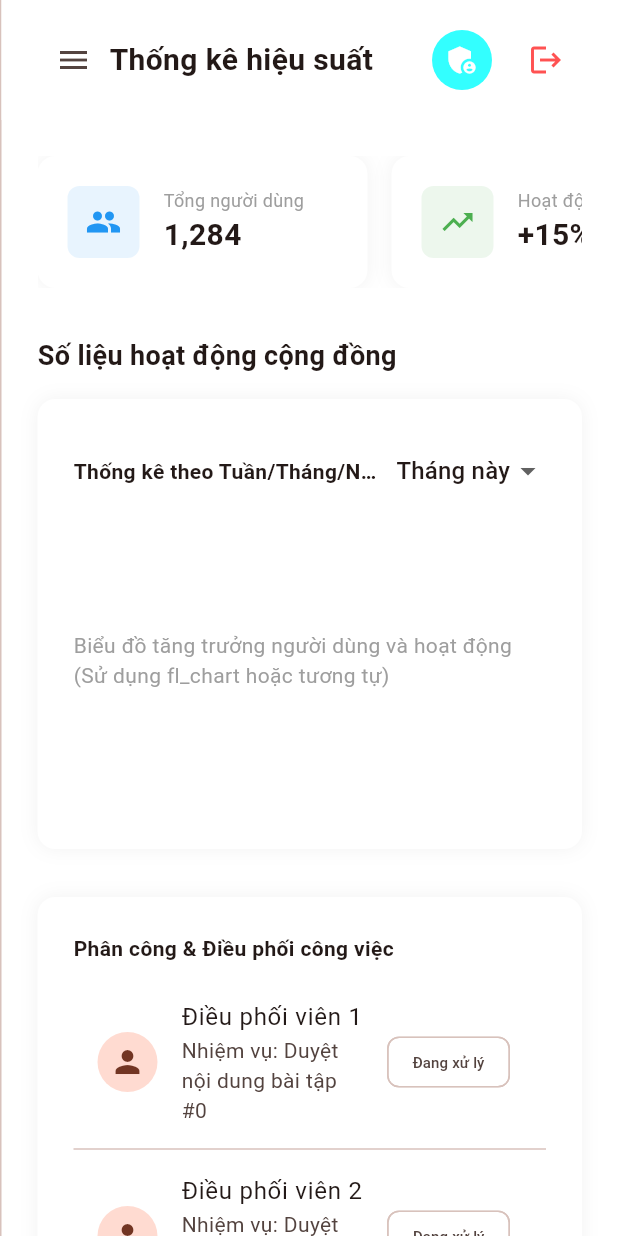
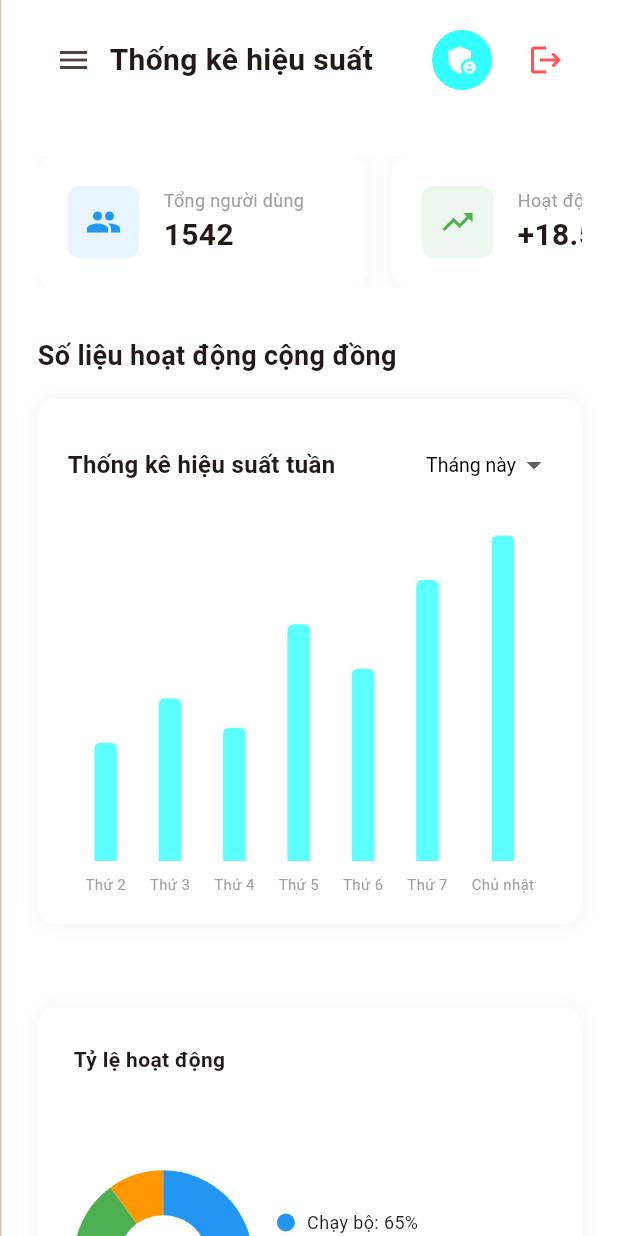
Before and after one commit to TungDuongTB/RunVix, a Flutter app: the AdminDashboardScreen screen opened by its route, after a tap on the "menu" icon, after a tap on the "logout" icon, on a phone screen of 412 x 824 dp. Run offline on Flutter 3.47's test engine with Material 3 defaults, Android fonts, the phone set to English and light mode, and no system bars; our stand-ins replace cloud_firestore, firebase_auth, firebase_core, flutter_dotenv, geolocator, get and 3 more; missing offline and left inert: extension_google_sign_in_as_googleapis_auth, flutter_polyline_points, googleapis; accounts and stored records are empty; network calls fail.

Commit message:
fix admin

```diff
--- /dev/null
+++ b/lib/Data/Controller/admin_controller.dart
@@ -0,0 +1,29 @@
+import 'package:get/get.dart';
+import '../Model/admin_stats_model.dart';
+import '../Repository/admin_repository.dart';
+
+class AdminController extends GetxController {
+  static AdminController get instance => Get.find();
+
+  final _repository = AdminRepository();
+  final isLoading = false.obs;
+  final stats = Rxn<AdminStatsModel>();
+
+  @override
+  void onInit() {
+    super.onInit();
+    fetchAdminStats();
+  }
+
+  Future<void> fetchAdminStats() async {
+    try {
+      isLoading.value = true;
+      final data = await _repository.getAdminStats();
+      stats.value = data;
+    } catch (e) {
+      Get.snackbar("Lỗi", "Không thể tải số liệu thống kê: $e");
+    } finally {
+      isLoading.value = false;
+    }
+  }
+}
--- /dev/null
+++ b/lib/Data/Model/admin_stats_model.dart
@@ -0,0 +1,37 @@
+class AdminStatsModel {
+  final int totalUsers;
+  final String activityGrowth;
+  final int activeChallenges;
+  final int violationReports;
+  final List<ChartData> performanceData;
+  final List<CoordinationTask> recentActivities;
+  final Map<String, double> activityDistribution;
+
+  AdminStatsModel({
+    required this.totalUsers,
+    required this.activityGrowth,
+    required this.activeChallenges,
+    required this.violationReports,
+    required this.performanceData,
+    required this.recentActivities,
+    required this.activityDistribution,
+  });
+}
+
+class ChartData {
+  final String label;
+  final double value;
+  ChartData(this.label, this.value);
+}
+
+class CoordinationTask {
+  final String coordinatorName;
+  final String taskName;
+  final String status;
+
+  CoordinationTask({
+    required this.coordinatorName,
+    required this.taskName,
+    required this.status,
+  });
+}
--- /dev/null
+++ b/lib/Data/Repository/admin_repository.dart
@@ -0,0 +1,35 @@
+import '../Model/admin_stats_model.dart';
+
+class AdminRepository {
+  Future<AdminStatsModel> getAdminStats() async {
+    // Giả lập độ trễ mạng
+    await Future.delayed(const Duration(milliseconds: 800));
+
+    return AdminStatsModel(
+      totalUsers: 1542,
+      activityGrowth: "+18.5%",
+      activeChallenges: 24,
+      violationReports: 5,
+      performanceData: [
+        ChartData("Thứ 2", 40),
+        ChartData("Thứ 3", 55),
+        ChartData("Thứ 4", 45),
+        ChartData("Thứ 5", 80),
+        ChartData("Thứ 6", 65),
+        ChartData("Thứ 7", 95),
+        ChartData("Chủ nhật", 110),
+      ],
+      recentActivities: [
+        CoordinationTask(coordinatorName: "Lê Quốc Anh", taskName: "Duyệt thử thách 'Hà Nội Run'", status: "Hoàn thành"),
+        CoordinationTask(coordinatorName: "Phạm Hải Yến", taskName: "Xử lý báo cáo bài viết #882", status: "Đang xử lý"),
+        CoordinationTask(coordinatorName: "Trần Minh Nam", taskName: "Kiểm tra tuyến đường Hồ Tây", status: "Đang xử lý"),
+        CoordinationTask(coordinatorName: "Admin Hệ thống", taskName: "Bảo trì dữ liệu tháng 10", status: "Hoàn thành"),
+      ],
+      activityDistribution: {
+        "Chạy bộ": 0.65,
+        "Đạp xe": 0.25,
+        "Đi bộ": 0.1,
+      },
+    );
+  }
+}
--- a/lib/Pages/Admin/admin_stats_panel.dart
+++ b/lib/Pages/Admin/admin_stats_panel.dart
@@ -1,4 +1,5 @@
-import 'package:flutter/material.dart';
+
+import 'dart:math' as math;
 import 'package:runvix/export.dart';
 
 class AdminStatsPanel extends StatelessWidget {
@@ -6,12 +7,27 @@ class AdminStatsPanel extends StatelessWidget {
 
   @override
   Widget build(BuildContext context) {
-    return SingleChildScrollView(
+    final controller = Get.put(AdminController());
+
+    return Obx(() {
+      if (controller.isLoading.value) {
+        return const Center(child: CircularProgressIndicator());
+      }
+
+      final stats = controller.stats.value;
+      if (stats == null) {
+        return const Center(child: Text("Không có dữ liệu"));
+      }
+
+      return RefreshIndicator(
+        onRefresh: () => controller.fetchAdminStats(),
+        child: SingleChildScrollView(
           padding: const EdgeInsets.all(24.0),
+          physics: const AlwaysScrollableScrollPhysics(),
           child: Column(
             crossAxisAlignment: CrossAxisAlignment.start,
             children: [
-          _buildSummaryCards(context),
+              _buildSummaryCards(context, stats),
               const SizedBox(height: 32),
               const Text(
                 "Số liệu hoạt động cộng đồng",
@@ -19,41 +35,45 @@ class AdminStatsPanel extends StatelessWidget {
                 overflow: TextOverflow.ellipsis,
               ),
               const SizedBox(height: 16),
-          _buildPerformanceChart(context),
+              _buildPerformanceChart(context, stats),
               const SizedBox(height: 32),
               Row(
                 crossAxisAlignment: CrossAxisAlignment.start,
                 children: [
-              Expanded(child: _buildRecentActivityTable(context)),
                   if (Reponsive.isDesktop(context)) ...[
                     const SizedBox(width: 24),
-                SizedBox(width: 300, child: _buildActivityDistribution(context)),
+                    Expanded(child: _buildActivityDistribution(context, stats)),
                   ],
                 ],
               ),
+              if (!Reponsive.isDesktop(context)) ...[
+                const SizedBox(height: 24),
+                _buildActivityDistribution(context, stats),
+              ],
             ],
           ),
+        ),
       );
+    });
   }
 
-  Widget _buildSummaryCards(BuildContext context) {
+  Widget _buildSummaryCards(BuildContext context, stats) {
     return SingleChildScrollView(
       scrollDirection: Axis.horizontal,
       physics: const BouncingScrollPhysics(),
       child: Row(
         children: [
-          _buildStatCard("Tổng người dùng", "1,284", Icons.people, Colors.blue),
+          _buildStatCard("Tổng người dùng", stats.totalUsers.toString(), Icons.people, Colors.blue),
           const SizedBox(width: 16),
-          _buildStatCard("Hoạt động tuần này", "+15%", Icons.trending_up, Colors.green),
+          _buildStatCard("Hoạt động tuần này", stats.activityGrowth, Icons.trending_up, Colors.green),
           const SizedBox(width: 16),
-          _buildStatCard("Thử thách đang chạy", "12", Icons.emoji_events, Colors.orange),
+          _buildStatCard("Thử thách đang chạy", stats.activeChallenges.toString(), Icons.emoji_events, Colors.orange),
           const SizedBox(width: 16),
-          _buildStatCard("Báo cáo vi phạm", "3", Icons.report_problem, Colors.red),
+          _buildStatCard("Báo cáo vi phạm", stats.violationReports.toString(), Icons.report_problem, Colors.red),
         ],
       ),
     );
   }
-
 
   Widget _buildStatCard(String title, String value, IconData icon, Color color) {
     return Container(
@@ -95,11 +115,18 @@ class AdminStatsPanel extends StatelessWidget {
     );
   }
 
-  Widget _buildPerformanceChart(BuildContext context) {
+  Widget _buildPerformanceChart(BuildContext context, stats) {
+    // Tìm giá trị lớn nhất để làm mốc 100% chiều cao
+    double maxValue = 0;
+    for (var d in stats.performanceData) {
+      if ((d.value as num).toDouble() > maxValue) maxValue = (d.value as num).toDouble();
+    }
+    if (maxValue == 0) maxValue = 1.0;
+
     return Container(
-      height: 300,
+      height: 350,
       width: double.infinity,
-      padding: const EdgeInsets.all(24),
+      padding: const EdgeInsets.all(20),
       decoration: BoxDecoration(
         color: Colors.white,
         borderRadius: BorderRadius.circular(12),
@@ -113,14 +140,15 @@ class AdminStatsPanel extends StatelessWidget {
             children: [
               const Expanded(
                 child: Text(
-                  "Thống kê theo Tuần/Tháng/Năm",
-                  style: TextStyle(fontWeight: FontWeight.bold),
+                  "Thống kê hiệu suất tuần",
+                  style: TextStyle(fontWeight: FontWeight.bold, fontSize: 16),
                   overflow: TextOverflow.ellipsis,
                 ),
               ),
               const SizedBox(width: 8),
               DropdownButton<String>(
                 value: "Tháng này",
+                style: const TextStyle(fontSize: 13, color: Colors.black),
                 underline: const SizedBox(),
                 items: ["Tuần này", "Tháng này", "Năm nay"].map((String value) {
                   return DropdownMenuItem<String>(value: value, child: Text(value));
@@ -129,9 +157,48 @@ class AdminStatsPanel extends StatelessWidget {
               ),
             ],
           ),
-          const Expanded(
-            child: Center(
-              child: Text("Biểu đồ tăng trưởng người dùng và hoạt động (Sử dụng fl_chart hoặc tương tự)", style: TextStyle(color: Colors.grey)),
+          const SizedBox(height: 20),
+          Expanded(
+            child: LayoutBuilder(
+              builder: (context, constraints) {
+                // Đảm bảo availableHeight không âm
+                final availableHeight = (constraints.maxHeight - 25).clamp(0.0, constraints.maxHeight);
+
+                return SingleChildScrollView(
+                  scrollDirection: Axis.horizontal,
+                  child: ConstrainedBox(
+                    constraints: BoxConstraints(minWidth: constraints.maxWidth),
+                    child: Row(
+                      mainAxisAlignment: MainAxisAlignment.spaceEvenly,
+                      crossAxisAlignment: CrossAxisAlignment.end,
+                      children: stats.performanceData.map<Widget>((data) {
+                        final barHeight = ((data.value as num).toDouble() / maxValue) * availableHeight;
+                        return Padding(
+                          padding: const EdgeInsets.symmetric(horizontal: 4),
+                          child: Column(
+                            mainAxisAlignment: MainAxisAlignment.end,
+                            children: [
+                              Container(
+                                width: Reponsive.isMobile(context) ? 15 : 25,
+                                height: barHeight.clamp(4.0, availableHeight),
+                                decoration: BoxDecoration(
+                                  color: AppColors.buttonColor.withOpacity(0.8),
+                                  borderRadius: const BorderRadius.vertical(top: Radius.circular(4)),
+                                ),
+                              ),
+                              const SizedBox(height: 8),
+                              Text(
+                                data.label,
+                                style: const TextStyle(fontSize: 10, color: Colors.grey),
+                              ),
+                            ],
+                          ),
+                        );
+                      }).toList(),
+                    ),
+                  ),
+                );
+              },
             ),
           ),
         ],
@@ -139,41 +206,7 @@ class AdminStatsPanel extends StatelessWidget {
     );
   }
 
-  Widget _buildRecentActivityTable(BuildContext context) {
-    return Container(
-      padding: const EdgeInsets.all(24),
-      decoration: BoxDecoration(
-        color: Colors.white,
-        borderRadius: BorderRadius.circular(12),
-        boxShadow: [BoxShadow(color: Colors.black.withOpacity(0.05), blurRadius: 10)],
-      ),
-      child: Column(
-        crossAxisAlignment: CrossAxisAlignment.start,
-        children: [
-          const Text(
-            "Phân công & Điều phối công việc",
-            style: TextStyle(fontWeight: FontWeight.bold),
-            overflow: TextOverflow.ellipsis,
-          ),
-          const SizedBox(height: 16),
-          ListView.separated(
-            shrinkWrap: true,
-            physics: const NeverScrollableScrollPhysics(),
-            itemCount: 4,
-            separatorBuilder: (_, __) => const Divider(),
-            itemBuilder: (context, index) => ListTile(
-              leading: const CircleAvatar(child: Icon(Icons.person)),
-              title: Text("Điều phối viên ${index + 1}"),
-              subtitle: Text("Nhiệm vụ: Duyệt nội dung bài tập #$index"),
-              trailing: const Chip(label: Text("Đang xử lý", style: TextStyle(fontSize: 10))),
-            ),
-          ),
-        ],
-      ),
-    );
-  }
-
-  Widget _buildActivityDistribution(BuildContext context) {
+  Widget _buildActivityDistribution(BuildContext context, stats) {
     return Container(
       padding: const EdgeInsets.all(24),
       decoration: BoxDecoration(
@@ -190,9 +223,68 @@ class AdminStatsPanel extends StatelessWidget {
             overflow: TextOverflow.ellipsis,
           ),
           const SizedBox(height: 24),
-          _buildDistItem("Chạy bộ", 0.7, Colors.blue),
-          _buildDistItem("Đạp xe", 0.2, Colors.green),
-          _buildDistItem("Đi bộ", 0.1, Colors.orange),
+          SizedBox(
+            height: 200,
+            child: Row(
+              children: [
+                Expanded(
+                  flex: 2,
+                  child: LayoutBuilder(
+                    builder: (context, constraints) {
+                      final size = math.min(constraints.maxWidth, constraints.maxHeight);
+                      return Center(
+                        child: SizedBox(
+                          width: size,
+                          height: size,
+                          child: CustomPaint(
+                            painter: PieChartPainter(
+                              data: stats.activityDistribution,
+                            ),
+                          ),
+                        ),
+                      );
+                    },
+                  ),
+                ),
+                const SizedBox(width: 16),
+                Expanded(
+                  flex: 3,
+                  child: Column(
+                    mainAxisAlignment: MainAxisAlignment.center,
+                    crossAxisAlignment: CrossAxisAlignment.start,
+                    children: stats.activityDistribution.entries.map<Widget>((entry) {
+                      Color color = entry.key == "Chạy bộ" ? Colors.blue : (entry.key == "Đạp xe" ? Colors.green : Colors.orange);
+                      return Padding(
+                        padding: const EdgeInsets.symmetric(vertical: 4.0),
+                        child: Row(
+                          children: [
+                            Container(
+                              width: 12,
+                              height: 12,
+                              decoration: BoxDecoration(color: color, shape: BoxShape.circle),
+                            ),
+                            const SizedBox(width: 8),
+                            Expanded(
+                              child: Text(
+                                "${entry.key}: ${(entry.value * 100).toInt()}%",
+                                style: const TextStyle(fontSize: 12),
+                                overflow: TextOverflow.ellipsis,
+                              ),
+                            ),
+                          ],
+                        ),
+                      );
+                    }).toList(),
+                  ),
+                ),
+              ],
+            ),
+          ),
+          const SizedBox(height: 24),
+          ...stats.activityDistribution.entries.map((entry) {
+            Color color = entry.key == "Chạy bộ" ? Colors.blue : (entry.key == "Đạp xe" ? Colors.green : Colors.orange);
+            return _buildDistItem(entry.key, entry.value, color);
+          }).toList(),
         ],
       ),
     );
@@ -233,3 +325,40 @@ class AdminStatsPanel extends StatelessWidget {
     );
   }
 }
+
+class PieChartPainter extends CustomPainter {
+  final Map<String, double> data;
+
+  PieChartPainter({required this.data});
+
+  @override
+  void paint(Canvas canvas, Size size) {
+    final rect = Rect.fromLTWH(0, 0, size.width, size.height);
+    double startAngle = -math.pi / 2;
+
+    final entries = data.entries.toList();
+    for (int i = 0; i < entries.length; i++) {
+      final entry = entries[i];
+      final sweepAngle = entry.value * 2 * math.pi;
+      final paint = Paint()
+        ..style = PaintingStyle.fill
+        ..color = _getColor(entry.key);
+
+      canvas.drawArc(rect, startAngle, sweepAngle, true, paint);
+      startAngle += sweepAngle;
+    }
+
+    // Draw white circle in middle to make it a donut chart (optional)
+    final center = Offset(size.width / 2, size.height / 2);
+    canvas.drawCircle(center, size.width * 0.25, Paint()..color = Colors.white);
+  }
+
+  Color _getColor(String label) {
+    if (label == "Chạy bộ") return Colors.blue;
+    if (label == "Đạp xe") return Colors.green;
+    return Colors.orange;
+  }
+
+  @override
+  bool shouldRepaint(covariant CustomPainter oldDelegate) => true;
+}
--- a/lib/Pages/Home/Widgets/Group/GroupScreen.dart
+++ b/lib/Pages/Home/Widgets/Group/GroupScreen.dart
@@ -53,6 +53,7 @@ class GroupScreen extends StatelessWidget {
               ),
             ],
           ),
+
         ),
         body: const TabBarView(
           children: [
--- a/lib/Pages/Home/Widgets/Profile/ProfileScreen.dart
+++ b/lib/Pages/Home/Widgets/Profile/ProfileScreen.dart
@@ -77,7 +77,7 @@ class _ProfileScreenState extends State<ProfileScreen> with SingleTickerProvider
         _buildAddMenu(),
         IconButton(
           icon: const Icon(Icons.settings_outlined, color: Colors.black, size: 28),
-          onPressed: () => Get.to(() => const SettingsScreen()),
+          onPressed: () => Get.to(() =>  SettingsScreen()),
         ),
       ],
       bottom: _buildTabBar(),
--- a/lib/Pages/Home/Widgets/Profile/SettingsScreen.dart
+++ b/lib/Pages/Home/Widgets/Profile/SettingsScreen.dart
@@ -1,11 +1,12 @@
-import 'package:flutter/material.dart';
 import 'package:runvix/export.dart';
 
 class SettingsScreen extends StatelessWidget {
-  const SettingsScreen({super.key});
+  SettingsScreen({super.key});
+  final userController = Get.put(UserController());
 
   @override
   Widget build(BuildContext context) {
+    var user = userController.user.value;
     return Scaffold(
       backgroundColor: Colors.white,
       appBar: AppBar(
@@ -15,7 +16,7 @@ class SettingsScreen extends StatelessWidget {
         leading: TextButton.icon(
           onPressed: () => Navigator.pop(context),
           icon: const Icon(Icons.arrow_back_ios, size: 18, color: Colors.black),
-          label: const Text('Bạn', style: TextStyle(color: Colors.black, fontSize: 16)),
+          label: const Text('Bạn', style: TextStyle(color: Colors.black, fontSize: 14)),
         ),
         title: const Text(
           'Cài đặt',
@@ -26,22 +27,10 @@ class SettingsScreen extends StatelessWidget {
       body: ListView(
         children: [
           const SizedBox(height: 16),
-          _buildSectionHeader('TÀI KHOẢN DOANDUONG0403@GMAIL.COM'),
-
-          _buildSettingItem(
-            icon: Icons.sensors,
-            title: 'Kết nối ứng dụng hoặc thiết bị',
-            subtitle: 'Tải trực tiếp lên Strava với hầu hết các ứng dụng hoặc thiết bị thể lực',
-            onTap: () {},
-          ),
+          _buildSectionHeader(user.email.isEmpty ? 'Tài khoản' : user.email),
 
           _buildSettingItem(
             title: 'Quản lý ứng dụng và thiết bị',
-            onTap: () {},
-          ),
-
-          _buildSettingItem(
-            title: 'Khôi phục các giao dịch mua hàng',
             onTap: () {},
           ),
 
@@ -51,7 +40,7 @@ class SettingsScreen extends StatelessWidget {
           ),
 
           _buildSettingItem(
-            title: 'Giúp đỡ',
+            title: 'Đổi mật khẩu',
             onTap: () {},
           ),
 
--- a/lib/Pages/Home/Widgets/Profile/profile_detail_screen.dart
+++ b/lib/Pages/Home/Widgets/Profile/profile_detail_screen.dart
@@ -22,7 +22,7 @@ class ProfileDetailScreen extends StatelessWidget {
           IconButton(icon: const Icon(Icons.search, color: Colors.black), onPressed: () {}),
           IconButton(
               icon: const Icon(Icons.settings_outlined, color: Colors.black),
-              onPressed: () => Get.to(() => const SettingsScreen())),
+              onPressed: () => Get.to(() =>  SettingsScreen())),
         ],
       ),
       body: Obx(() {
--- a/lib/export.dart
+++ b/lib/export.dart
@@ -18,6 +18,7 @@ export './Data/Model/post_model.dart';
 export './Data/Model/comment_model.dart';
 export './Data/Model/like_model.dart';
 export './Data/Model/report_model.dart';
+export './Data/Model/admin_stats_model.dart';
 
 // Data - Repository
 export './Data/Repository/authentication_repository.dart';
@@ -26,6 +27,7 @@ export './Data/Repository/workout_repository.dart';
 export './Data/Repository/calendar_repository.dart';
 export './Data/Repository/post_repository.dart';
 export './Data/Repository/strava_repository.dart';
+export './Data/Repository/admin_repository.dart';
 
 // Data - Controller
 export './Data/Controller/user_controller.dart';
@@ -36,6 +38,7 @@ export './Data/Controller/navigation_controller.dart';
 export './Data/Controller/post_controller.dart';
 export './Data/Controller/strava_controller.dart';
 export './Data/Controller/report_controller.dart';
+export './Data/Controller/admin_controller.dart';
 
 // Data - Binding
 export './Data/Binding/initial_binding.dart';
```
Lines whose indentation alone changed are shown as unchanged.
